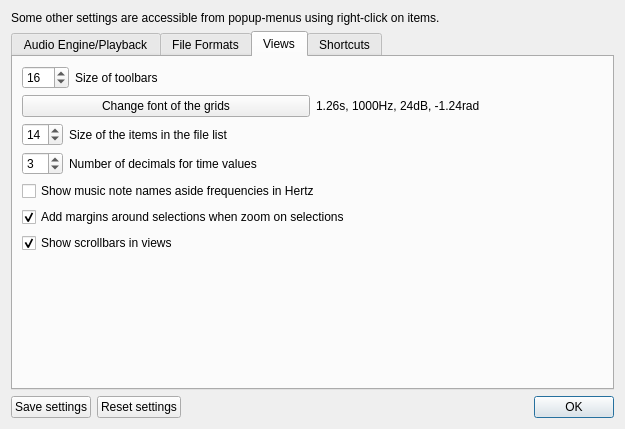
Old version of the form src/wdialogsettings.ui in the repository gillesdegottex/dfasma.
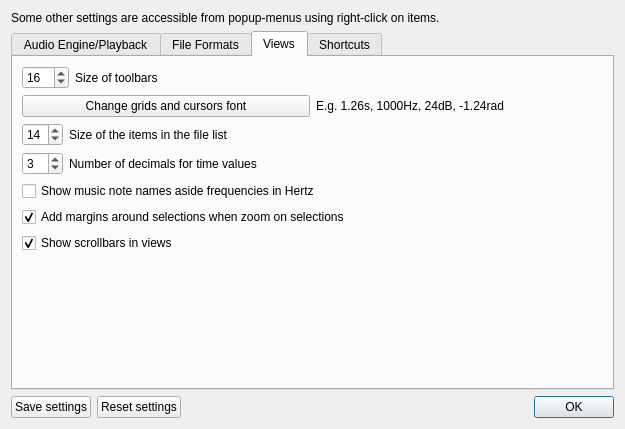
New version of the form. The open tabs and pages were chosen to show the change. Icons and pictures are not drawn.

Commit message: fix cursor fonts

```diff
--- a/src/wdialogsettings.ui
+++ b/src/wdialogsettings.ui
@@ -292,7 +292,7 @@
          <item>
           <widget class="QPushButton" name="pbGridFontChange">
            <property name="text">
-            <string>Change font of the grids</string>
+            <string>Change grids and cursors font</string>
            </property>
           </widget>
          </item>
@@ -304,7 +304,7 @@
             </font>
            </property>
            <property name="text">
-            <string>1.26s, 1000Hz, 24dB, -1.24rad</string>
+            <string>E.g. 1.26s, 1000Hz, 24dB, -1.24rad</string>
            </property>
           </widget>
          </item>
```
The commit also changes 4 other files.
